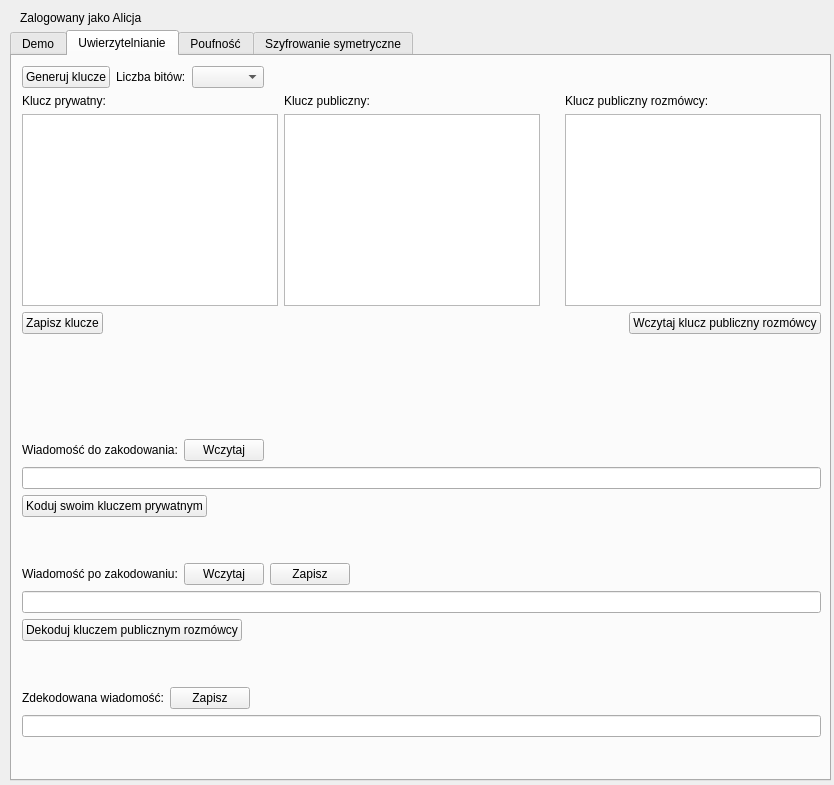
Kostu96/gut-cryptography-project, file application.ui: the form before one commit.
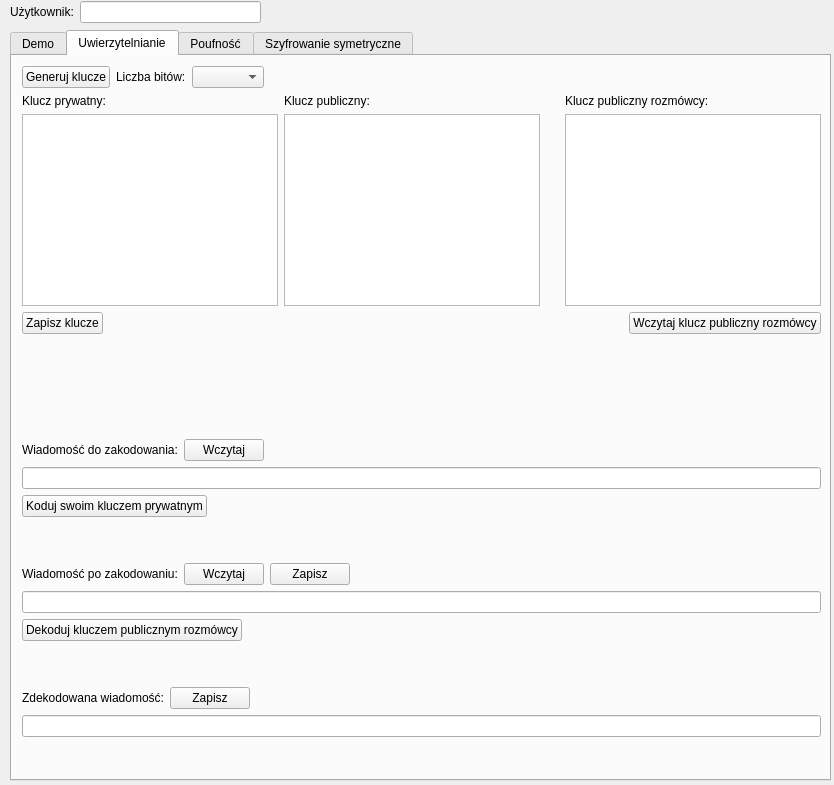
The form after the commit. The open tabs and pages were chosen to show the change.

Commit message: Added a textbox for username in gui

What changed in the file:
```diff
--- a/application.ui
+++ b/application.ui
@@ -516,7 +516,7 @@
            <item>
             <widget class="QLabel" name="label_4">
              <property name="text">
-              <string>    </string>
+              <string/>
              </property>
             </widget>
            </item>
@@ -601,7 +601,7 @@
            <item>
             <widget class="QLabel" name="label_10">
              <property name="text">
-              <string>    </string>
+              <string/>
              </property>
             </widget>
            </item>
@@ -683,7 +683,7 @@
            <item>
             <widget class="QLabel" name="label_14">
              <property name="text">
-              <string>    </string>
+              <string/>
              </property>
             </widget>
            </item>
@@ -1705,18 +1705,40 @@
      </widget>
     </widget>
    </widget>
-   <widget class="QLabel" name="label_30">
+   <widget class="QWidget" name="horizontalLayoutWidget">
     <property name="geometry">
      <rect>
-      <x>20</x>
-      <y>10</y>
-      <width>171</width>
-      <height>16</height>
+      <x>10</x>
+      <y>0</y>
+      <width>431</width>
+      <height>24</height>
      </rect>
     </property>
-    <property name="text">
-     <string>Zalogowany jako Alicja</string>
-    </property>
+    <layout class="QHBoxLayout" name="horizontalLayout_2">
+     <item>
+      <widget class="QLabel" name="label_8">
+       <property name="text">
+        <string>Użytkownik:</string>
+       </property>
+      </widget>
+     </item>
+     <item>
+      <widget class="QLineEdit" name="msgTypedLineEdit_7"/>
+     </item>
+     <item>
+      <spacer name="horizontalSpacer_2">
+       <property name="orientation">
+        <enum>Qt::Horizontal</enum>
+       </property>
+       <property name="sizeHint" stdset="0">
+        <size>
+         <width>40</width>
+         <height>20</height>
+        </size>
+       </property>
+      </spacer>
+     </item>
+    </layout>
    </widget>
   </widget>
  </widget>
```
Left out of the diff: 2 changed lines with no effect on the pictures.
